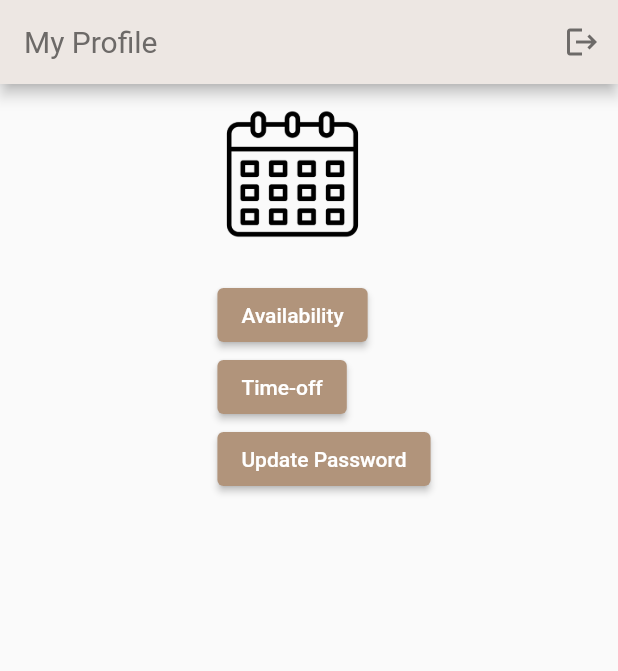
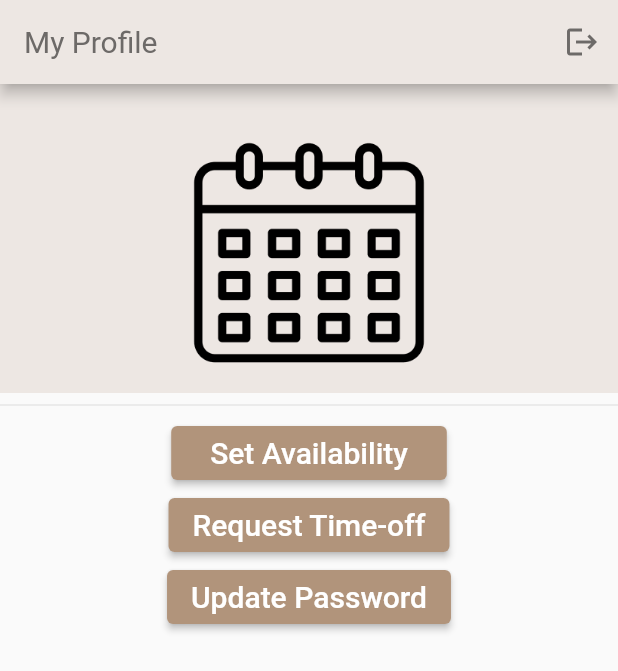
Before and after one commit to matt0125/Scheduler, a Flutter app: the ProfileTab screen opened directly, on a phone screen of 412 x 824 dp. Shown: the top 671 px of the screen. Run offline on Flutter 3.47's test engine with Material 2 defaults, Android fonts, the phone set to English and light mode, and no system bars; our stand-ins replace shared_preferences, table_calendar; accounts and stored records are empty.

Commit message:
Updated formatting

```diff
--- a/sched/lib/Pages/profile.dart
+++ b/sched/lib/Pages/profile.dart
@@ -44,27 +44,33 @@ class _ProfileTabState extends State<ProfileTab> with AutomaticKeepAliveClientMi
         ],
       ),
       body: Center(
-        child: Padding(
-          padding: const EdgeInsets.only(left: 20, top: 10),
         child: Stack(
           children: <Widget>[
+            Container(
+              color: Color(0xFFEDE7E3),
+              height: MediaQuery.of(context).size.height / 4, // Divide the screen into three parts
+            ),
             Positioned(
-                top: 0,
-                left: 0,
+              top: 25,
+              left: MediaQuery.of(context).size.width/2 - 87.5,
               child: Container(
-                  width: 100,
-                  height: 100,
+                width: 175,
+                height: 175,
                 child: Image.asset(
                   'assets/icon/Sched logo.png',
                   fit: BoxFit.contain, // You can adjust BoxFit to your needs
                 ),
               ),
             ),
-              Padding(
-                padding: const EdgeInsets.only(top: 120),
-                child: Column(
-                  crossAxisAlignment: CrossAxisAlignment.start,
-                  children: <Widget>[
+            Column(
+              crossAxisAlignment: CrossAxisAlignment.center,
+              children: [
+                SizedBox(
+                  height: MediaQuery.of(context).size.height / 4,
+                ),
+                Divider(
+
+                ),
                 ElevatedButton(
                   onPressed: () {
                     Navigator.push(
@@ -72,7 +78,12 @@ class _ProfileTabState extends State<ProfileTab> with AutomaticKeepAliveClientMi
                       MaterialPageRoute(builder: (context) => AvailabilityScreen()),
                     );
                   },
-                      child: Text('Availability'),
+                  child: Text(
+                    '  Set Availability  ',
+                    style: TextStyle(
+                      fontSize: 20,
+                    ),
+                  ),
                   style: ElevatedButton.styleFrom(
                     backgroundColor: Color(0xFFB1947B),
                   ),
@@ -84,7 +95,12 @@ class _ProfileTabState extends State<ProfileTab> with AutomaticKeepAliveClientMi
                       MaterialPageRoute(builder: (context) => TimeOffScreen()),
                     );
                   },
-                      child: Text('Time-off'),
+                  child: Text(
+                    'Request Time-off',
+                    style: TextStyle(
+                      fontSize: 20,
+                    ),
+                  ),
                   style: ElevatedButton.styleFrom(
                     backgroundColor: Color(0xFFB1947B),
                   ),
@@ -93,16 +109,19 @@ class _ProfileTabState extends State<ProfileTab> with AutomaticKeepAliveClientMi
                   onPressed: () {
                     _showPasswordUpdateDialog(context);
                   },
-                      child: Text('Update Password'),
+                  child: Text(
+                    'Update Password',
+                    style: TextStyle(
+                      fontSize: 20,
+                    ),
+                  ),
                   style: ElevatedButton.styleFrom(
                     backgroundColor: Color(0xFFB1947B),
                   ),
                 ),
               ],
             ),
-              ),
           ],
-          ),
         ),
       ),
     );
```
Lines whose indentation alone changed are shown as unchanged.
